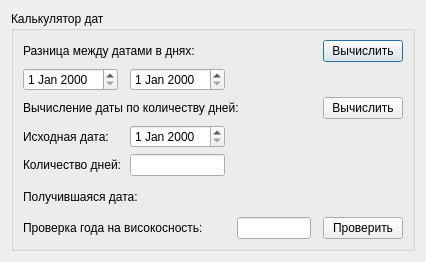
The window that caldat.ui (average-enjoyer04/calendar) describes before a commit, drawn with Qt 5.
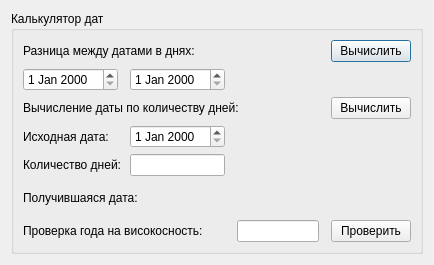
The same window after the commit.

```diff
--- a/caldat.ui
+++ b/caldat.ui
@@ -6,8 +6,8 @@
    <rect>
     <x>0</x>
     <y>0</y>
-    <width>426</width>
-    <height>262</height>
+    <width>434</width>
+    <height>265</height>
    </rect>
   </property>
   <property name="windowTitle">
@@ -16,6 +16,11 @@
   <layout class="QGridLayout" name="gridLayout">
    <item row="0" column="0">
     <widget class="QGroupBox" name="groupBox">
+     <property name="font">
+      <font>
+       <pointsize>9</pointsize>
+      </font>
+     </property>
      <property name="title">
       <string>Калькулятор дат</string>
      </property>
```
